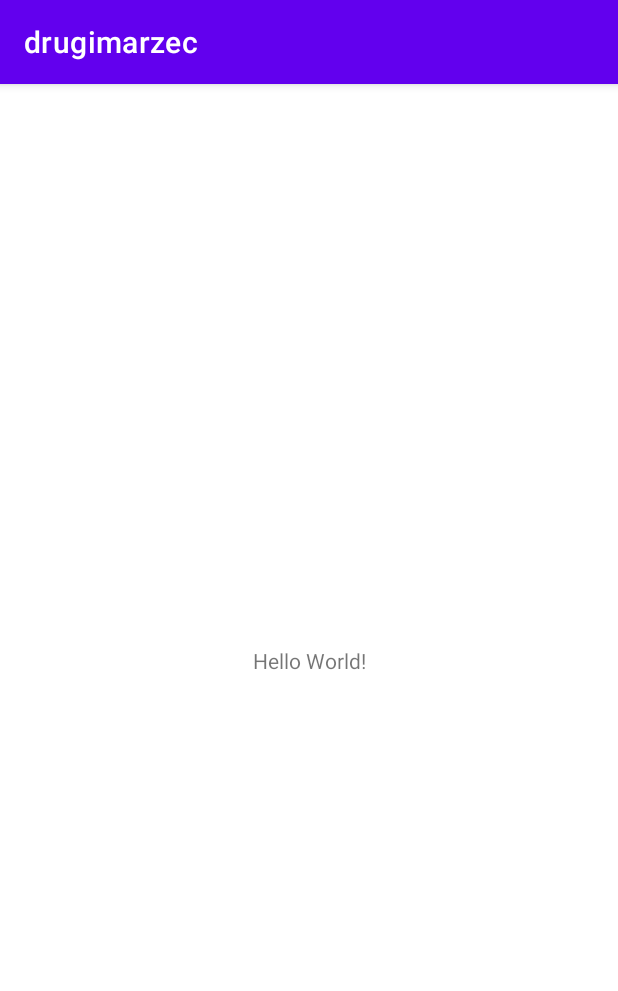
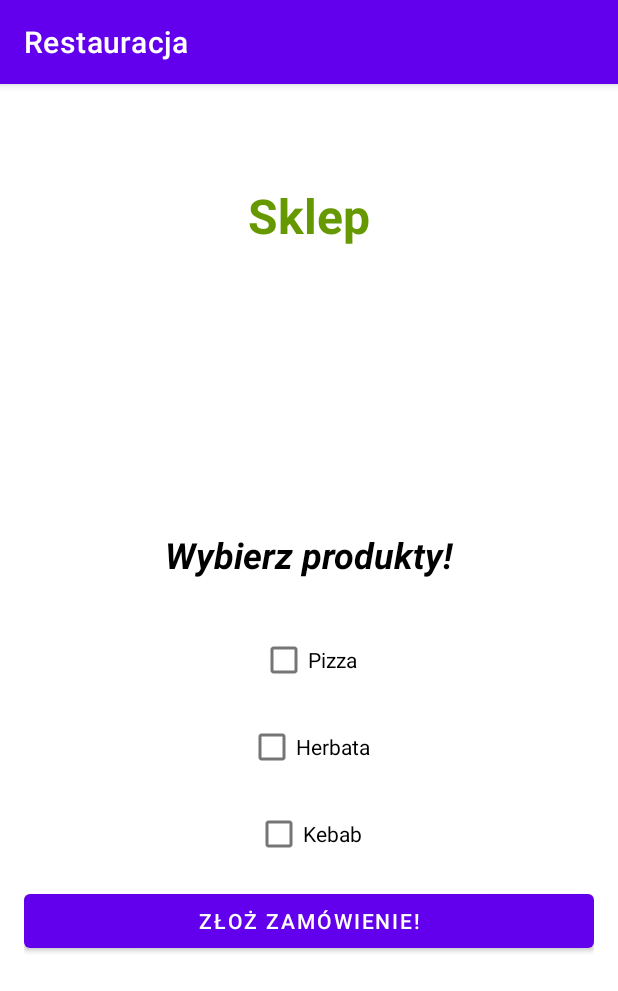
Before and after one commit to dawidrzuk/checkbox, an Android app: the screen it shows after launch (MainActivity), on a phone screen of 412 x 824 dp. Shown: the top 991 px of the screen. Run offline under Robolectric (Android 15) with nearby library versions, the phone set to English and light mode, and no system bars.

Commit message:
wszystko smiga

```diff
--- a/app/build.gradle
+++ b/app/build.gradle
@@ -4,12 +4,12 @@ plugins {
 }
 
 android {
-    compileSdk 30
+    compileSdk 31
 
     defaultConfig {
         applicationId "com.example.drugimarzec"
         minSdk 21
-        targetSdk 30
+        targetSdk 31
         versionCode 1
         versionName "1.0"
 
--- a/app/src/main/java/com/example/drugimarzec/MainActivity.kt
+++ b/app/src/main/java/com/example/drugimarzec/MainActivity.kt
@@ -1,11 +1,42 @@
 package com.example.drugimarzec
 
+import android.os.Bundle
+import android.widget.Button
+import android.widget.CheckBox
+import android.widget.Toast
 import androidx.appcompat.app.AppCompatActivity
-import android.os.Bundle
-
+import java.lang.StringBuilder
 class MainActivity : AppCompatActivity() {
+    lateinit var pizza: CheckBox
+    lateinit var herbata: CheckBox
+    lateinit var kebab: CheckBox
+    lateinit var button: Button
     override fun onCreate(savedInstanceState: Bundle?) {
         super.onCreate(savedInstanceState)
         setContentView(R.layout.activity_main)
+        title = "Restauracja"
+        pizza = findViewById(R.id.checkBox1)
+        herbata = findViewById(R.id.checkBox2)
+        kebab = findViewById(R.id.checkBox3)
+        button = findViewById(R.id.button)
+        button.setOnClickListener {
+            var totalAmount: Int = 0
+            val result = StringBuilder()
+            result.append("Wybrane pozycje")
+            if (pizza.isChecked) {
+                result.append("\nPizza 35zl")
+                totalAmount += 35
+            }
+            if (herbata.isChecked) {
+                result.append("\nHerbata 10zl")
+                totalAmount += 10
+            }
+            if (kebab.isChecked) {
+                result.append("\nKebab 20zl")
+                totalAmount += 20
+            }
+            result.append("\nSuma: " + totalAmount + "zl")
+            Toast.makeText(applicationContext, result.toString(), Toast.LENGTH_SHORT).show()
+        }
     }
 }
--- a/app/src/main/res/layout/activity_main.xml
+++ b/app/src/main/res/layout/activity_main.xml
@@ -1,18 +1,64 @@
 <?xml version="1.0" encoding="utf-8"?>
-<androidx.constraintlayout.widget.ConstraintLayout xmlns:android="http://schemas.android.com/apk/res/android"
+<RelativeLayout xmlns:android="http://schemas.android.com/apk/res/android"
     xmlns:app="http://schemas.android.com/apk/res-auto"
     xmlns:tools="http://schemas.android.com/tools"
     android:layout_width="match_parent"
     android:layout_height="match_parent"
-    tools:context=".MainActivity">
+    android:padding="16dp"
+    tools:context="MainActivity">
 
     <TextView
         android:layout_width="wrap_content"
         android:layout_height="wrap_content"
-        android:text="Hello World!"
-        app:layout_constraintBottom_toBottomOf="parent"
-        app:layout_constraintLeft_toLeftOf="parent"
-        app:layout_constraintRight_toRightOf="parent"
-        app:layout_constraintTop_toTopOf="parent" />
+        android:layout_centerHorizontal="true"
+        android:layout_marginTop="50dp"
+        android:text="Sklep"
+        android:textAlignment="center"
+        android:textColor="@android:color/holo_green_dark"
+        android:textSize="32sp"
+        android:textStyle="bold" />
 
-</androidx.constraintlayout.widget.ConstraintLayout>
+    <TextView
+        android:layout_width="match_parent"
+        android:layout_height="wrap_content"
+        android:layout_above="@id/checkBox1"
+        android:layout_marginBottom="30dp"
+        android:text="Wybierz produkty!"
+        android:textAlignment="center"
+        android:textColor="@android:color/background_dark"
+        android:textSize="24sp"
+        android:textStyle="bold|italic" />
+
+    <CheckBox
+        android:id="@+id/checkBox1"
+        android:layout_width="wrap_content"
+        android:layout_height="wrap_content"
+        android:layout_centerInParent="true"
+        android:text="Pizza" />
+
+    <CheckBox
+        android:id="@+id/checkBox2"
+        android:layout_width="wrap_content"
+        android:layout_height="wrap_content"
+        android:layout_below="@id/checkBox1"
+        android:layout_centerInParent="true"
+        android:layout_marginTop="10dp"
+        android:text="Herbata" />
+
+    <CheckBox
+        android:id="@+id/checkBox3"
+        android:layout_width="wrap_content"
+        android:layout_height="wrap_content"
+        android:layout_below="@id/checkBox2"
+        android:layout_centerInParent="true"
+        android:layout_marginTop="10dp"
+        android:text="Kebab" />
+
+    <Button
+        android:id="@+id/button"
+        android:layout_width="match_parent"
+        android:layout_height="wrap_content"
+        android:layout_below="@id/checkBox3"
+        android:layout_marginTop="10dp"
+        android:text="Złoż zamówienie!" />
+</RelativeLayout>
```
